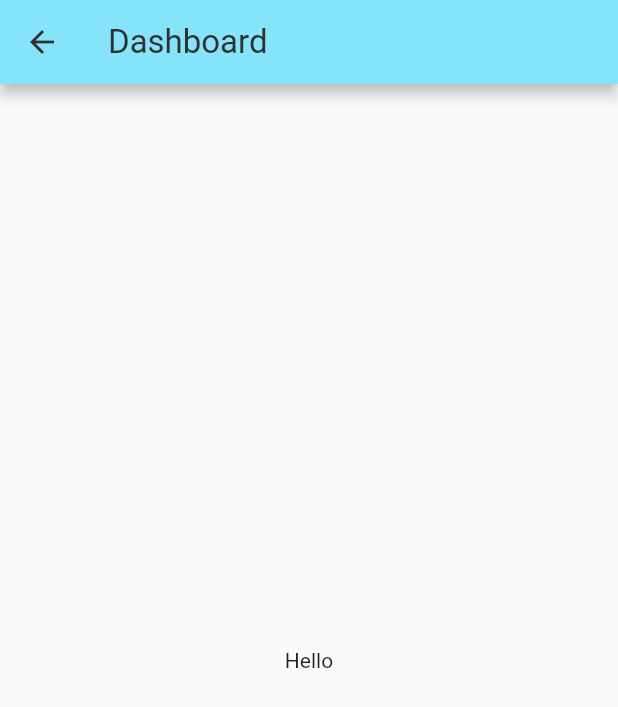
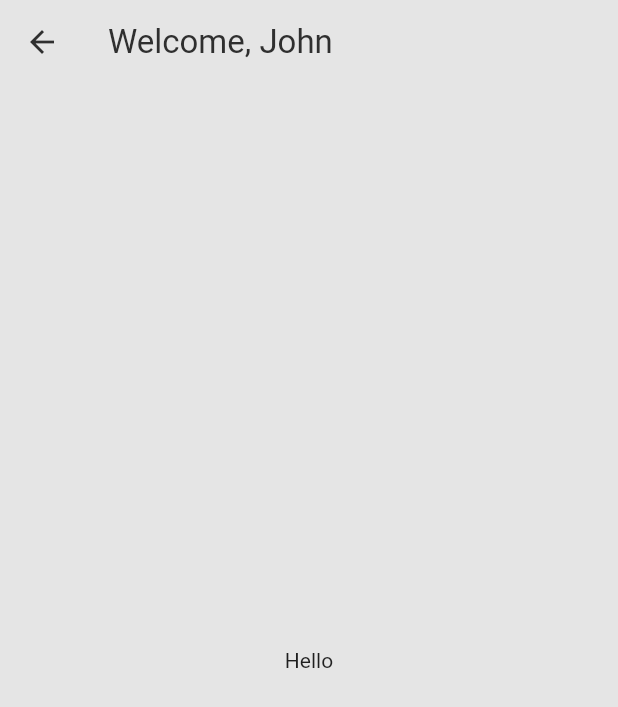
Before and after one commit to tngo2001/osto-mate, a Flutter app: the DashboardScreen screen opened by its route, on a phone screen of 412 x 824 dp. Shown: the top 707 px of the screen. Run offline on Flutter 3.47's test engine with Material 2 defaults, Android fonts, the phone set to English and light mode, and no system bars; missing offline and left inert: amplify_analytics_pinpoint, amplify_api, amplify_auth_cognito, amplify_flutter, control_style.

Commit message:
signout session on new launch; begin dashboard construction

```diff
--- a/lib/screens/dashboard.dart
+++ b/lib/screens/dashboard.dart
@@ -13,17 +13,30 @@ class DashboardScreen extends StatefulWidget {
 }
 
 class DashboardScreenState extends State<DashboardScreen> {
-  @override
-  void initState() {
-    super.initState();
-  }
+  int _selectedIndex = 0;
 
   // WIP; need to create navbar
   @override
   Widget build(BuildContext context) {
+    TextStyle optionStyle = Theme.of(context).textTheme.bodyMedium!;
+    List<Widget> _widgetOptions = <Widget>[
+      Text('Index 0: Home', style: optionStyle),
+      Text('Index 1: Scan', style: optionStyle),
+      Text('Index 2: Help', style: optionStyle),
+    ];
+
+    void _onItemTapped(int index) {
+      setState(() {
+        _selectedIndex = index;
+      });
+    }
+
     return Scaffold(
+      backgroundColor: Theme.of(context).backgroundColor,
       appBar: AppBar(
-        title: Text('Dashboard'),
+        backgroundColor: Theme.of(context).backgroundColor,
+        title: Text("Welcome, John"),
+        elevation: 0,
       ),
       body: Center(
         child: Column(mainAxisAlignment: MainAxisAlignment.center, children: [
```
Also changed, not shown: lib/screens/entry.dart (+10 -0 lines).
